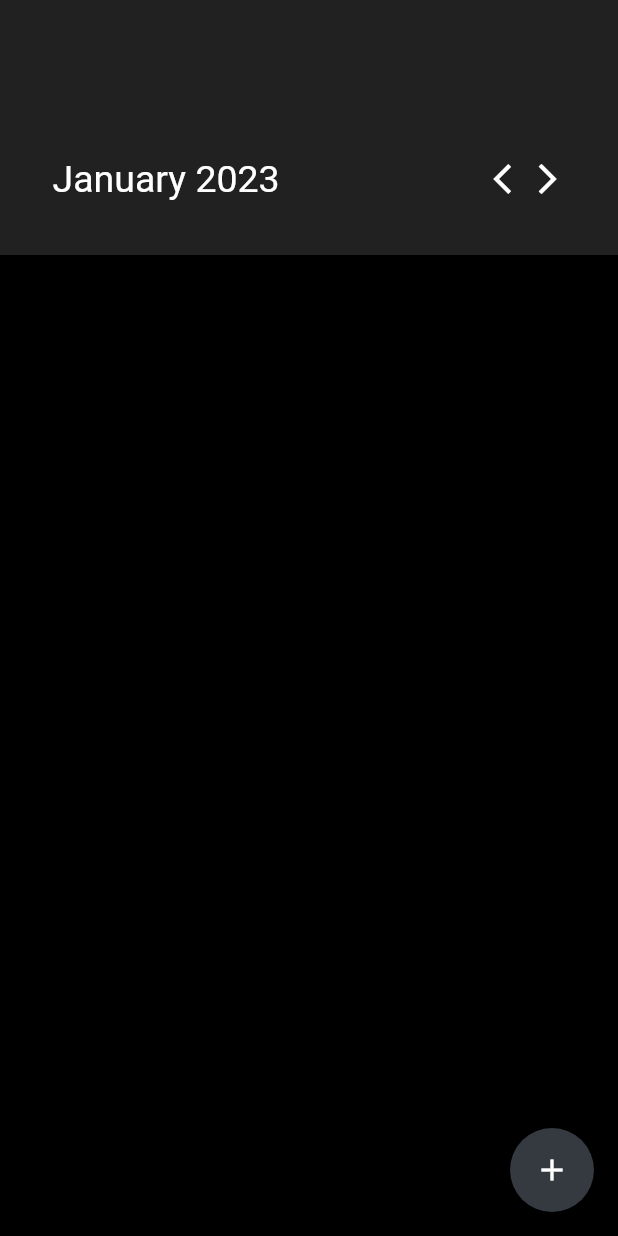
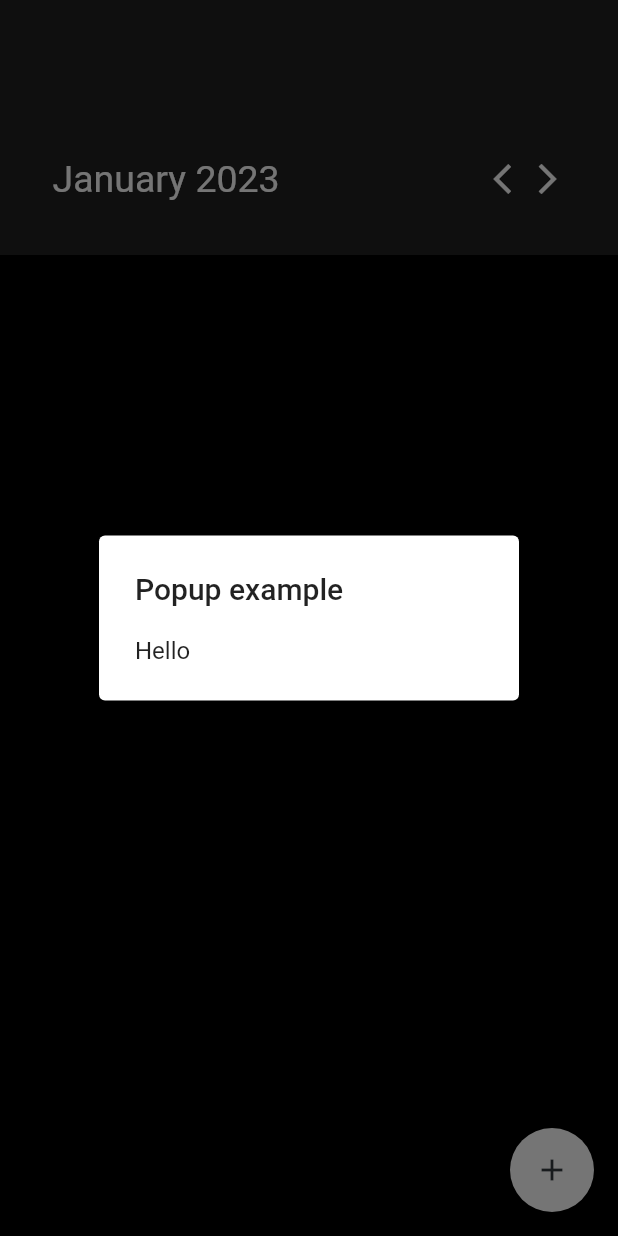
Before and after one commit to angelinetanvy/mycal, a Flutter app: the screen it shows after launch, after a tap on the "add" icon, on a phone screen of 412 x 824 dp. Run offline on Flutter 3.47's test engine with Material 2 defaults, Android fonts, the phone set to English and light mode, and no system bars; our stand-ins replace universal_io.

Commit message:
add dialog for new event

```diff
--- a/lib/month.dart
+++ b/lib/month.dart
@@ -3,6 +3,7 @@ import 'dart:convert';
 import 'package:uuid/uuid.dart';
 import 'package:http/http.dart' as http;
 import 'package:universal_io/io.dart';
+import 'new_event.dart';
 
 class MonthPage extends StatefulWidget {
   const MonthPage({super.key});
@@ -71,8 +72,14 @@ class _MonthPage extends State<MonthPage> {
             ]
         ),
         floatingActionButton: FloatingActionButton(
-            onPressed: () => getEvents(),
-            child: const Icon(Icons.add),
+            backgroundColor: Colors.white,
+            onPressed: () {
+                showDialog(
+                    context: context,
+                    builder: (BuildContext context) => NewEventPage(),
+                );
+            },
+            child: const Icon(Icons.add, color:Color(0xFF343A40)),
         ),
     );
   }
--- /dev/null
+++ b/lib/new_event.dart
@@ -0,0 +1,43 @@
+import 'package:flutter/material.dart';
+import 'dart:convert';
+import 'package:uuid/uuid.dart';
+import 'package:http/http.dart' as http;
+import 'package:universal_io/io.dart';
+import 'package:flutter/material.dart';
+
+class NewEventPage extends StatefulWidget {
+  const NewEventPage({super.key});
+
+  @override
+  State<NewEventPage> createState() => _NewEventPage();
+}
+
+class _NewEventPage extends State<NewEventPage> {
+    var uuid = Uuid();
+
+    void createEvent(){
+        var url = "http://127.0.0.1/mycal/create_event.php";
+        http.post(Uri.parse(url),body: {
+            "id": "2222222222222222",
+            "title": "go to sleep",
+            "start": "1974-03-20 12:00:00",
+            "end": "2022-03-20 12:00:00",
+            "location": "bedroom",
+            "detail": "8 hours",
+        });
+    }
+
+    @override
+    Widget build(BuildContext context) {
+        return new AlertDialog(
+            title: const Text('Popup example'),
+            content: new Column(
+            mainAxisSize: MainAxisSize.min,
+            crossAxisAlignment: CrossAxisAlignment.start,
+            children: <Widget>[
+                Text("Hello"),
+            ],
+            ),
+        );
+    }
+}
```
